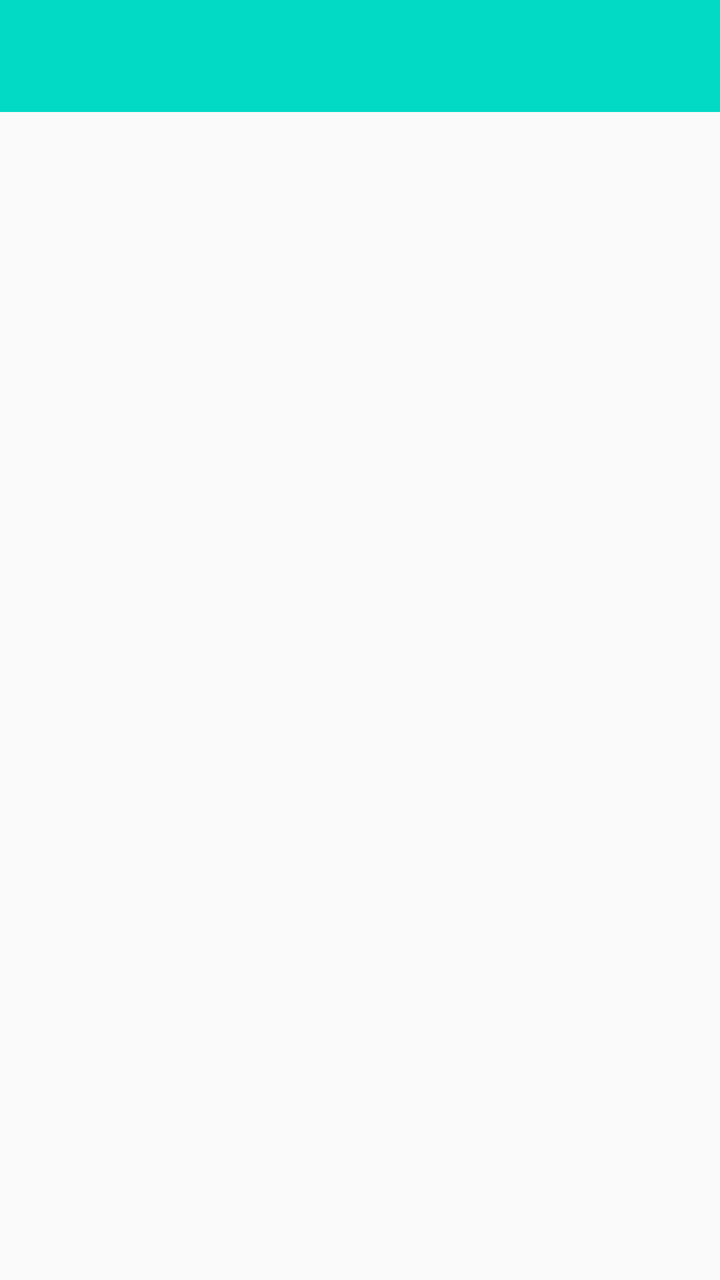
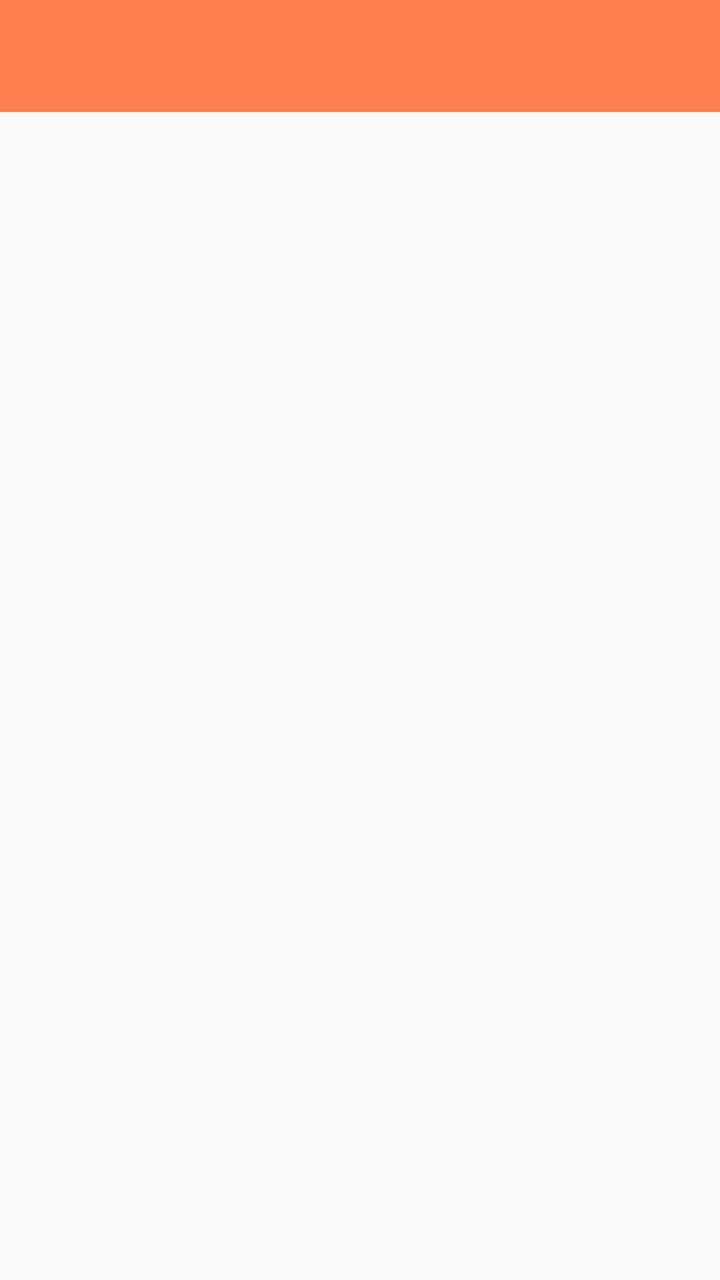

Compare the two renders of this Android layout. The source of the first and the diff that turns it into the second are given below.
<!-- AndroidManifest.xml: application theme AppTheme -->
<!-- res/layout/activity_base_menu.xml -->
<?xml version="1.0" encoding="utf-8"?>
<androidx.coordinatorlayout.widget.CoordinatorLayout xmlns:android="http://schemas.android.com/apk/res/android"
    xmlns:app="http://schemas.android.com/apk/res-auto"
    xmlns:tools="http://schemas.android.com/tools"
    android:layout_width="match_parent"
    android:layout_height="match_parent">

    <LinearLayout
        android:layout_width="match_parent"
        android:layout_height="match_parent"
        android:orientation="vertical">

        <androidx.appcompat.widget.Toolbar
            android:id="@+id/toolbarCommon"
            android:layout_width="match_parent"
            android:layout_height="?attr/actionBarSize"
            android:background="@color/colorAccent"
            app:layout_anchor="@+id/appBarLayout"
            app:layout_anchorGravity="center"
            app:popupTheme="@style/AppTheme"
            app:titleTextColor="#FFFFFF" />

        <FrameLayout
            android:id="@+id/contentPane"
            android:layout_width="match_parent"
            android:layout_height="match_parent" />

    </LinearLayout>


</androidx.coordinatorlayout.widget.CoordinatorLayout>
<!-- resources referenced by this layout -->
<resources>
  <color name="colorAccent">#03DAC5</color>
  <style name="AppTheme" parent="Theme.AppCompat.Light.DarkActionBar">
          
          <item name="colorPrimary">@color/colorPrimary</item>
          <item name="colorPrimaryDark">@color/colorPrimaryDark</item>
          <item name="colorAccent">@color/colorAccent</item>
          <item name="windowActionBar">false</item>
          <item name="windowNoTitle">true</item>
      </style>
  <color name="colorPrimary">#6200EE</color>
  <color name="colorPrimaryDark">#3700B3</color>
</resources>

<!-- the commit's change to res/layout/activity_base_menu.xml (unified diff, before → after) -->
@@ -14,7 +14,7 @@
             android:id="@+id/toolbarCommon"
             android:layout_width="match_parent"
             android:layout_height="?attr/actionBarSize"
-            android:background="@color/colorAccent"
+            android:background="@color/Coral"
             app:layout_anchor="@+id/appBarLayout"
             app:layout_anchorGravity="center"
             app:popupTheme="@style/AppTheme"
<!-- resource entries referenced after the edit -->
@@ -1,6 +1,25 @@
 <!-- resources referenced by this layout -->
 <resources>
+  <color name="Coral">#FF7F50</color>
   <color name="colorAccent">#03DAC5</color>
+  <style name="MyActionButtonOverflow" parent="android:style/Widget.Holo.Light.ActionButton.Overflow">
+          <item name="android:src">@drawable/ic_menu</item>
+          <item name="android:background">?android:attr/actionBarItemBackground</item>
+          <item name="android:contentDescription">"Lala"</item>
+      </style>
+  <!-- drawable ic_menu (drawable-anydpi) -->
+  <vector xmlns:android="http://schemas.android.com/apk/res/android"
+      android:width="32dp"
+      android:height="32dp"
+      android:viewportWidth="24"
+      android:viewportHeight="24"
+      android:tint="#333333"
+      android:alpha="0.6"
+      android:autoMirrored="true">
+    <path
+        android:fillColor="@android:color/white"
+        android:pathData="M3,13h2v-2L3,11v2zM3,17h2v-2L3,15v2zM3,9h2L5,7L3,7v2zM7,13h14v-2L7,11v2zM7,17h14v-2L7,15v2zM7,7v2h14L21,7L7,7z"/>
+  </vector>
   <style name="AppTheme" parent="Theme.AppCompat.Light.DarkActionBar">
           
           <item name="colorPrimary">@color/colorPrimary</item>
@@ -8,6 +27,7 @@
           <item name="colorAccent">@color/colorAccent</item>
           <item name="windowActionBar">false</item>
           <item name="windowNoTitle">true</item>
+          <item name="android:actionOverflowButtonStyle">@style/MyActionButtonOverflow</item>
       </style>
   <color name="colorPrimary">#6200EE</color>
   <color name="colorPrimaryDark">#3700B3</color>
